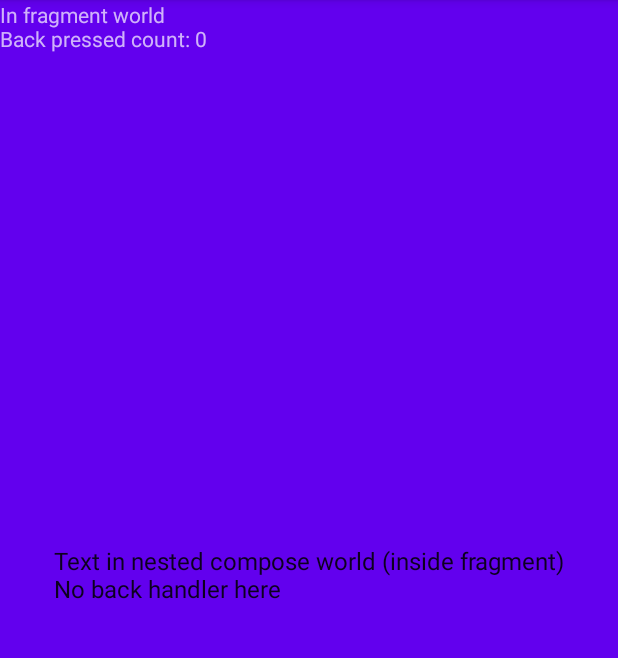
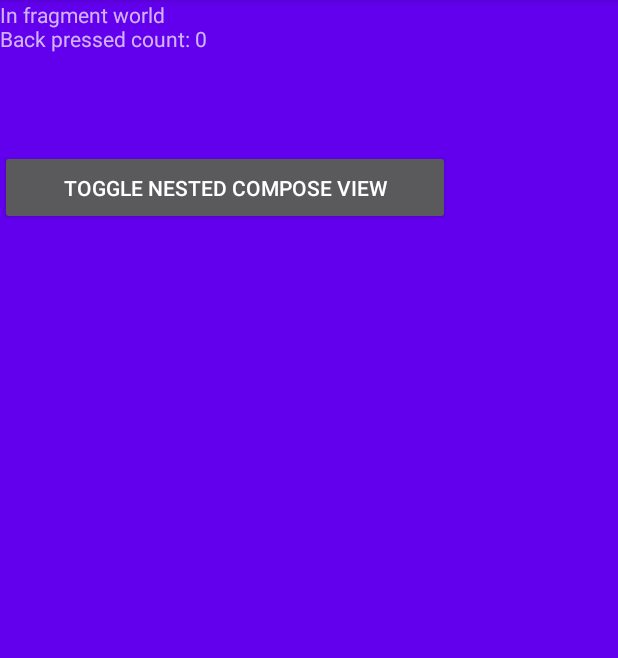
Before and after one commit to joakimtall/repro-fragment-in-compose-dialog, an Android app built with Jetpack Compose: the fragment ReproFragment shown on its own in the app's theme, on a phone screen of 412 x 824 dp, the part 84-742 px from its top. Run offline under Robolectric (Android 15) with nearby library versions, the phone set to English and light mode, and no system bars.

Commit message:
No longer reproed :(

```diff
--- a/app/src/main/java/com/example/myapplication/MainActivity.kt
+++ b/app/src/main/java/com/example/myapplication/MainActivity.kt
@@ -27,7 +27,7 @@ class MainActivity : AppCompatActivity() {
                 Column(modifier = Modifier.fillMaxSize()) {
                     Column(modifier = Modifier.fillMaxWidth().weight(0.3f).background(Color.White)) {
                         var count by remember { mutableStateOf(0) }
-                        var backHandlerActive by remember { mutableStateOf(false) }
+                        var backHandlerActive by remember { mutableStateOf(true) }
                         BackHandler(backHandlerActive) {
                             count += 1
                         }
--- a/app/src/main/java/com/example/myapplication/ReproFragment.kt
+++ b/app/src/main/java/com/example/myapplication/ReproFragment.kt
@@ -19,6 +19,7 @@ import androidx.compose.ui.Modifier
 import androidx.compose.ui.graphics.Color
 import androidx.compose.ui.unit.dp
 import androidx.compose.ui.viewinterop.AndroidViewBinding
+import androidx.core.view.isVisible
 import com.example.myapplication.databinding.FragmentContainerBinding
 import com.example.myapplication.databinding.ReproFragmentBinding
 import com.example.myapplication.ui.theme.MyApplicationTheme
@@ -46,18 +47,21 @@ class ReproFragment : Fragment() {
         super.onViewCreated(view, savedInstanceState)
         binding = ReproFragmentBinding.bind(view)
 
-        binding.composeView.setContent {
-            MyApplicationTheme {
-                Box(
-                    modifier = Modifier.fillMaxSize(),
-                ) {
-                    Text(
-                        "Text in nested compose world (inside fragment)\nNo back handler here",
-                        modifier = Modifier.align(Alignment.Center)
-                    )
-                }
-            }
-        }
+//        binding.composeView.setContent {
+//            MyApplicationTheme {
+//                Box(
+//                    modifier = Modifier.fillMaxSize(),
+//                ) {
+//                    Text(
+//                        "Text in nested compose world (inside fragment)\nNo back handler here",
+//                        modifier = Modifier.align(Alignment.Center)
+//                    )
+//                }
+//            }
+//        }
+//        binding.toggleComposeButton.setOnClickListener {
+//            binding.composeView.isVisible = !binding.composeView.isVisible
+//        }
         updateText()
     }
 
--- a/app/src/main/res/layout/repro_fragment.xml
+++ b/app/src/main/res/layout/repro_fragment.xml
@@ -6,10 +6,10 @@
     android:background="@color/purple_500"
     tools:context=".ReproFragment">
 
-    <androidx.compose.ui.platform.ComposeView
-        android:id="@+id/composeView"
-        android:layout_width="match_parent"
-        android:layout_height="match_parent"/>
+<!--    <androidx.compose.ui.platform.ComposeView-->
+<!--        android:id="@+id/composeView"-->
+<!--        android:layout_width="match_parent"-->
+<!--        android:layout_height="match_parent"/>-->
 
     <TextView
         android:id="@+id/textView"
@@ -17,4 +17,11 @@
         android:layout_height="100dp"
         android:text="Text in fragment world" />
 
+    <Button
+        android:id="@+id/toggleComposeButton"
+        android:layout_marginTop="100dp"
+        android:layout_width="300dp"
+        android:layout_height="50dp"
+        android:text="Toggle nested compose view"/>
+
 </FrameLayout>
```
